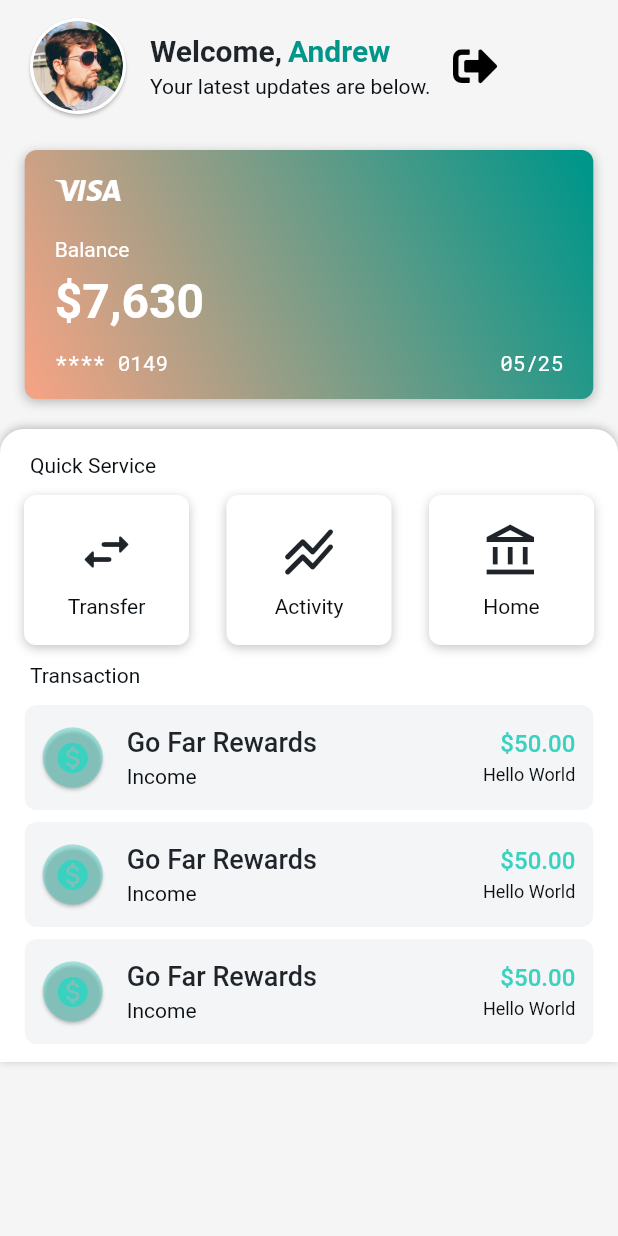
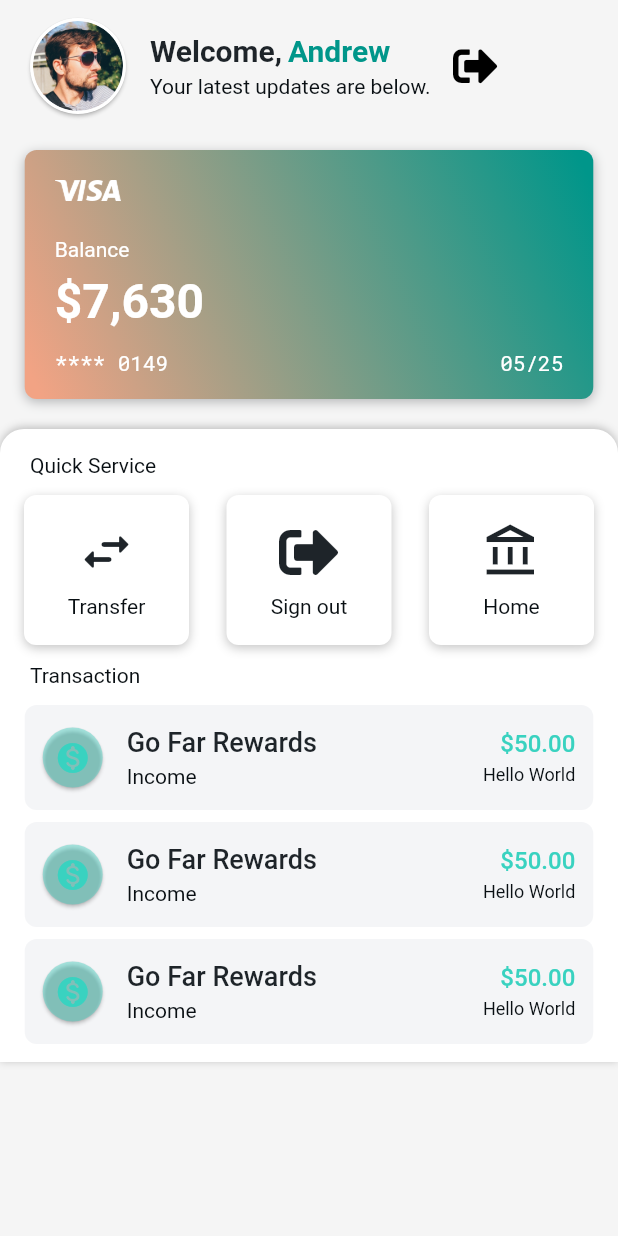
Before and after one commit to lyasine/technoisser, a Flutter app: the screen it shows after launch, on a phone screen of 412 x 824 dp. Run offline on Flutter 3.47's test engine with Material 2 defaults, Android fonts, the phone set to English and light mode, and no system bars; our stand-ins replace auto_size_text, built_collection, built_value, cloud_firestore, firebase_auth, firebase_core and 8 more; missing offline and left inert: json_path; accounts and stored records are empty; generated files the repository leaves out were written again; Roboto replaces fonts that are missing (Lexend Deca).

```diff
--- a/lib/home_screen/home_screen_widget.dart
+++ b/lib/home_screen/home_screen_widget.dart
@@ -2,6 +2,7 @@ import '../auth/auth_util.dart';
 import '../flutter_flow/flutter_flow_icon_button.dart';
 import '../flutter_flow/flutter_flow_theme.dart';
 import '../flutter_flow/flutter_flow_util.dart';
+import '../login_screen/login_screen_widget.dart';
 import '../post_screen/post_screen_widget.dart';
 import 'package:flutter/material.dart';
 import 'package:font_awesome_flutter/font_awesome_flutter.dart';
@@ -341,12 +342,24 @@ class _HomeScreenWidgetState extends State<HomeScreenWidget> {
                               child: Padding(
                                 padding:
                                     EdgeInsetsDirectional.fromSTEB(4, 4, 4, 4),
+                                child: InkWell(
+                                  onTap: () async {
+                                    await signOut();
+                                    await Navigator.pushAndRemoveUntil(
+                                      context,
+                                      MaterialPageRoute(
+                                        builder: (context) =>
+                                            LoginScreenWidget(),
+                                      ),
+                                      (r) => false,
+                                    );
+                                  },
                                   child: Column(
                                     mainAxisSize: MainAxisSize.max,
                                     mainAxisAlignment: MainAxisAlignment.center,
                                     children: [
-                                    Icon(
-                                      Icons.stacked_line_chart_rounded,
+                                      FaIcon(
+                                        FontAwesomeIcons.signOutAlt,
                                         color: Color(0xFF1E2429),
                                         size: 40,
                                       ),
@@ -354,9 +367,9 @@ class _HomeScreenWidgetState extends State<HomeScreenWidget> {
                                         padding: EdgeInsetsDirectional.fromSTEB(
                                             0, 8, 0, 0),
                                         child: Text(
-                                        'Activity',
-                                        style:
-                                            FlutterFlowTheme.bodyText1.override(
+                                          'Sign out',
+                                          style: FlutterFlowTheme.bodyText1
+                                              .override(
                                             fontFamily: 'Lexend Deca',
                                             color: Color(0xFF090F13),
                                             fontSize: 14,
@@ -365,6 +378,7 @@ class _HomeScreenWidgetState extends State<HomeScreenWidget> {
                                         ),
                                       ),
                                     ],
+                                  ),
                                 ),
                               ),
                             ),
```
Lines whose indentation alone changed are shown as unchanged.
